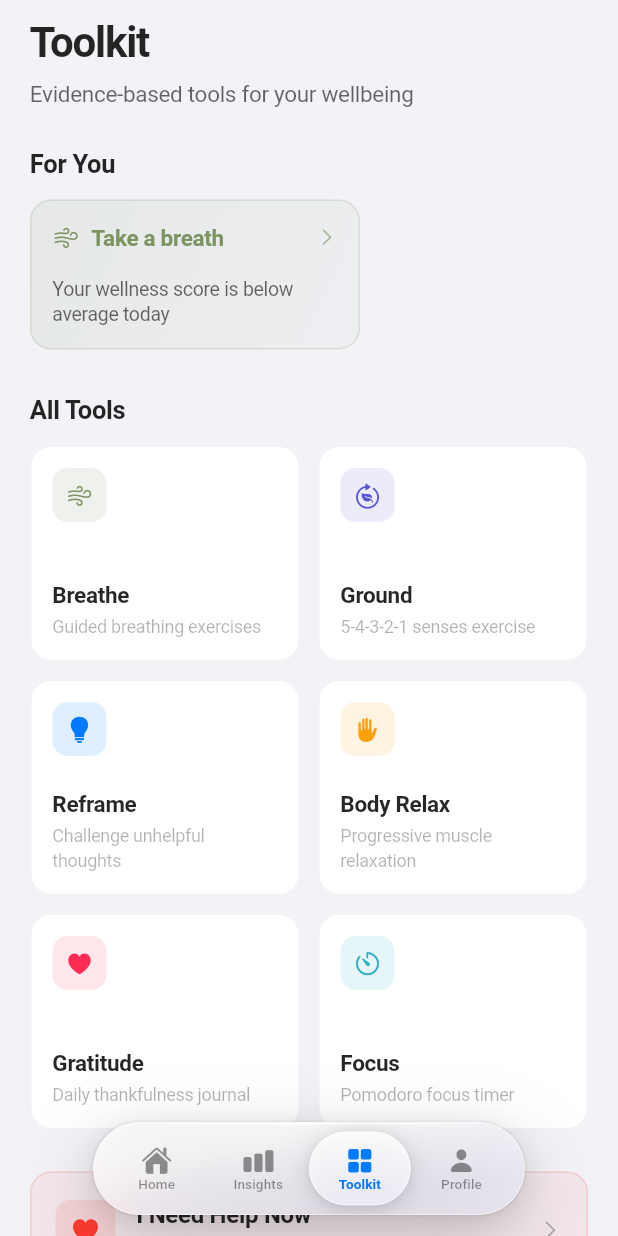
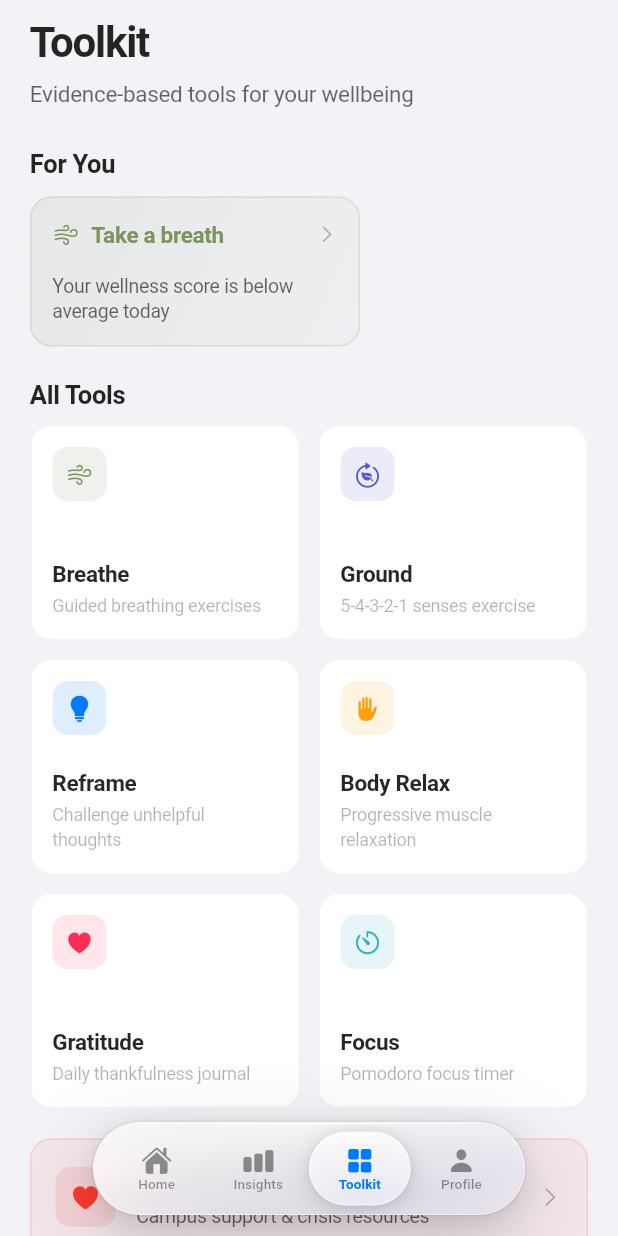
Before and after one commit to lumenworksco/CalmCampus, a Flutter app: the NativeTabHost screen opened directly, item 3 of the bottom bar chosen, on a phone screen of 412 x 824 dp. Run offline on Flutter 3.47's test engine with Material 3 defaults, Android fonts, the phone set to English and light mode, and no system bars; our stand-ins replace flutter_local_notifications, flutter_timezone, hive_flutter, package_info_plus, pedometer, shared_preferences and 1 more; missing offline and left inert: app_usage, flutter_activity_recognition, health; accounts and stored records are empty.

Commit message:
Spacing issues

```diff
--- a/lib/screens/dashboard_screen.dart
+++ b/lib/screens/dashboard_screen.dart
@@ -337,7 +337,7 @@ class _DashboardScreenState extends State<DashboardScreen> {
                   for (final anomaly in displayAnomalies)
                     Container(
                       key: ValueKey(anomaly.id),
-                      margin: const EdgeInsets.fromLTRB(14, 0, 14, 0),
+                      margin: const EdgeInsets.fromLTRB(14, 0, 14, 6),
                       padding: const EdgeInsets.symmetric(
                           horizontal: 14, vertical: 12),
                       decoration: BoxDecoration(
--- a/lib/screens/profile_screen.dart
+++ b/lib/screens/profile_screen.dart
@@ -333,6 +333,7 @@ class ProfileScreen extends StatelessWidget {
     return GridView.builder(
       shrinkWrap: true,
       physics: const NeverScrollableScrollPhysics(),
+      padding: EdgeInsets.zero,
       gridDelegate: const SliverGridDelegateWithFixedCrossAxisCount(
         crossAxisCount: 3,
         mainAxisSpacing: 8,
@@ -434,7 +435,7 @@ class ProfileScreen extends StatelessWidget {
 
   Widget _sectionLabel(String text) {
     return Padding(
-      padding: const EdgeInsets.fromLTRB(26, 20, 14, 6),
+      padding: const EdgeInsets.fromLTRB(26, 12, 14, 4),
       child: Text(
         text,
         style: const TextStyle(
--- a/lib/screens/toolkit_screen.dart
+++ b/lib/screens/toolkit_screen.dart
@@ -149,7 +149,7 @@ class ToolkitScreen extends StatelessWidget {
                 ),
               ),
             ),
-            const SizedBox(height: 12),
+            const SizedBox(height: 10),
             SizedBox(
               height: 100,
               child: ListView.separated(
@@ -164,7 +164,7 @@ class ToolkitScreen extends StatelessWidget {
                 ),
               ),
             ),
-            const SizedBox(height: 28),
+            const SizedBox(height: 20),
           ],
 
           // ---- All Tools ----
@@ -179,9 +179,9 @@ class ToolkitScreen extends StatelessWidget {
               ),
             ),
           ),
-          const SizedBox(height: 12),
+          const SizedBox(height: 8),
           _ToolsGrid(onTap: (id) => _openTool(context, id, repo)),
-          const SizedBox(height: 28),
+          const SizedBox(height: 20),
 
           // ---- Campus Support ----
           _CampusSupportCard(onTap: () => _showResources(context)),
@@ -411,6 +411,7 @@ class _ToolsGrid extends StatelessWidget {
         crossAxisCount: 2,
         shrinkWrap: true,
         physics: const NeverScrollableScrollPhysics(),
+        padding: EdgeInsets.zero,
         mainAxisSpacing: 12,
         crossAxisSpacing: 12,
         childAspectRatio: 1.25,
```
